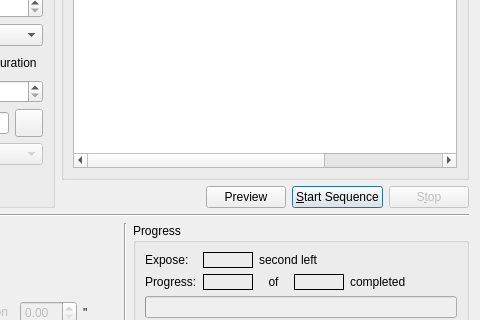
Above: kstars/ekos/capture.ui from KDE/kstars before the change; both pictures show x 384 to 864 and y 102 to 422 of the 864 by 567 pixel window. Below: the same form after it.
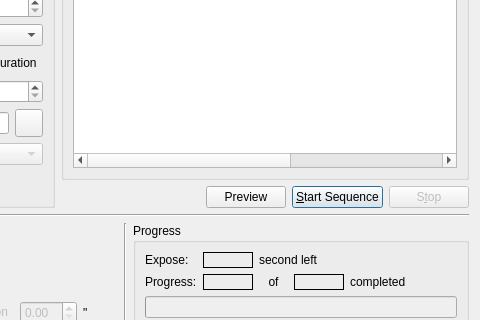
That is the form after the change.

Patch:
```diff
--- a/kstars/ekos/capture.ui
+++ b/kstars/ekos/capture.ui
@@ -780,6 +780,11 @@
               <string>Exp</string>
              </property>
             </column>
+            <column>
+             <property name="text">
+              <string>ISO</string>
+             </property>
+            </column>
             <column>
              <property name="text">
               <string>Count</string>
```
Left out of the diff: 1 changed line with no effect on the pictures.
